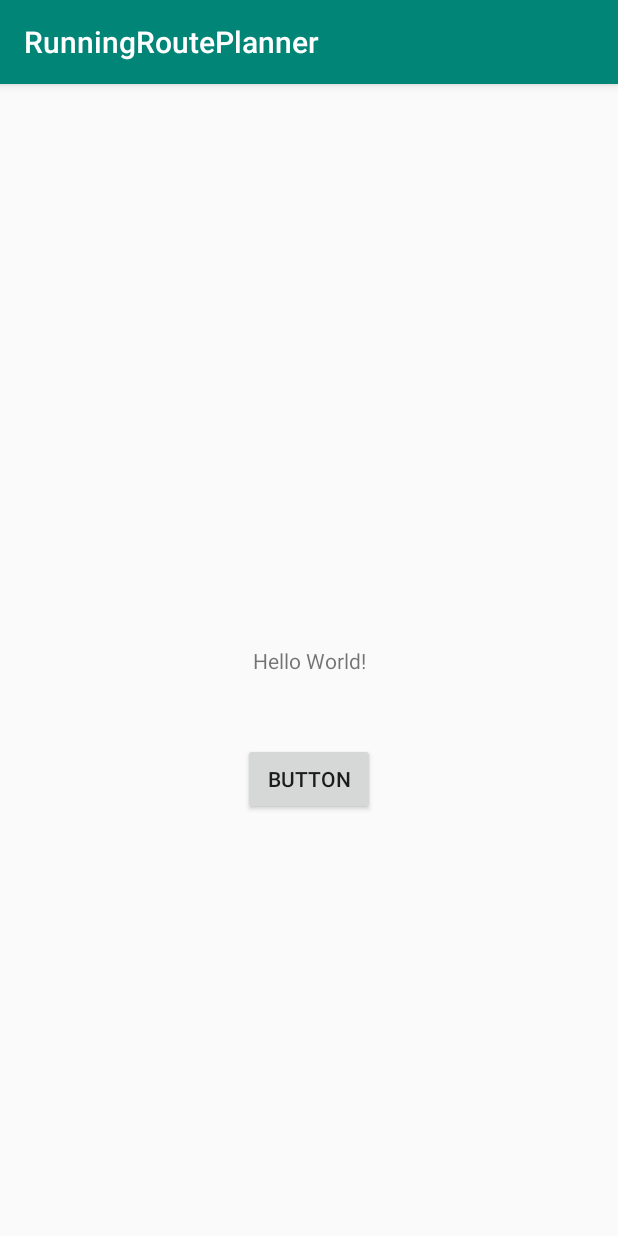
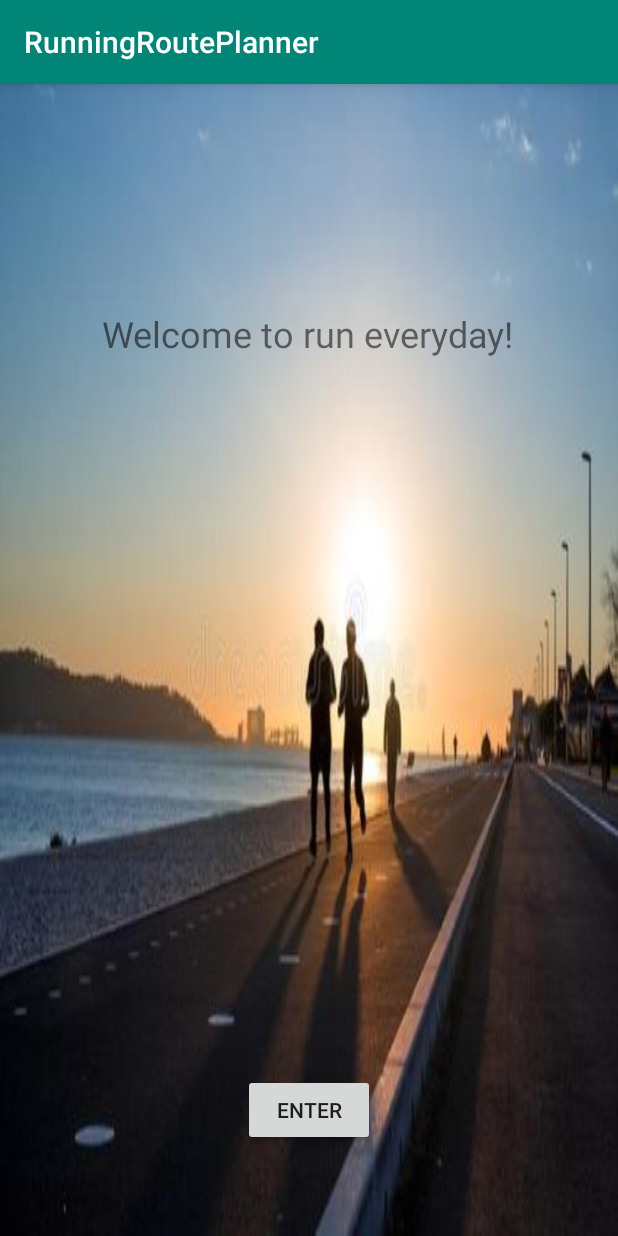
Before and after one commit to CarlZuo/Running-Route-Planner, an Android app: the screen it shows after launch (MainActivity), on a phone screen of 412 x 824 dp. Run offline under Robolectric (Android 15) with nearby library versions, the phone set to English and light mode, and no system bars.

Commit message:
add UI background

```diff
--- a/app/src/debug/res/values/google_maps_api.xml
+++ b/app/src/debug/res/values/google_maps_api.xml
@@ -20,5 +20,5 @@
     Once you have your key (it starts with "AIza"), replace the "google_maps_key"
     string in this file.
     -->
-    <string name="google_maps_key" templateMergeStrategy="preserve" translatable="false">YOUR_KEY_HERE</string>
+    <string name="google_maps_key" templateMergeStrategy="preserve" translatable="false"></string>
 </resources>
--- a/app/src/main/java/com/example/runningrouteplanner/MainActivity.java
+++ b/app/src/main/java/com/example/runningrouteplanner/MainActivity.java
@@ -16,13 +16,13 @@ public class MainActivity extends AppCompatActivity {
         super.onCreate(savedInstanceState);
         setContentView(R.layout.activity_main);
 
-        button_01 = (Button) findViewById(R.id.button01);//id后面为上方button的id
+        button_01 = (Button) findViewById(R.id.button01);
 
         button_01.setOnClickListener(new View.OnClickListener(){
             @Override
             public void onClick(View v) {
                 Intent intent = new Intent();
-                intent.setClass(com.example.runningrouteplanner.MainActivity.this, Preference.class);//this前面为当前activty名称，class前面为要跳转到得activity名称
+                intent.setClass(com.example.runningrouteplanner.MainActivity.this, Preference.class);
                 startActivity(intent);
             }
         });
--- a/app/src/main/res/layout/activity_main.xml
+++ b/app/src/main/res/layout/activity_main.xml
@@ -4,17 +4,21 @@
     xmlns:tools="http://schemas.android.com/tools"
     android:layout_width="match_parent"
     android:layout_height="match_parent"
+    android:background="@drawable/mainbgd01"
     tools:context=".MainActivity">
 
     <TextView
         android:id="@+id/textView"
         android:layout_width="wrap_content"
         android:layout_height="wrap_content"
-        android:text="Hello World!"
+        android:text="Welcome to run everyday!"
+        android:textSize="24sp"
         app:layout_constraintBottom_toBottomOf="parent"
+        app:layout_constraintHorizontal_bias="0.496"
         app:layout_constraintLeft_toLeftOf="parent"
         app:layout_constraintRight_toRightOf="parent"
-        app:layout_constraintTop_toTopOf="parent" />
+        app:layout_constraintTop_toTopOf="parent"
+        app:layout_constraintVertical_bias="0.204" />
 
     <Button
         android:id="@+id/button01"
@@ -25,12 +29,13 @@
         android:layout_marginTop="36dp"
         android:layout_marginEnd="32dp"
         android:layout_marginRight="32dp"
-        android:layout_marginBottom="272dp"
-        android:onClick="onMainClick"
-        android:text="Button"
+        android:layout_marginBottom="60dp"
+        android:text="Enter"
         app:layout_constraintBottom_toBottomOf="parent"
         app:layout_constraintEnd_toEndOf="parent"
+        app:layout_constraintHorizontal_bias="0.501"
         app:layout_constraintStart_toStartOf="parent"
-        app:layout_constraintTop_toBottomOf="@+id/textView" />
+        app:layout_constraintTop_toBottomOf="@+id/textView"
+        app:layout_constraintVertical_bias="1.0" />
 
 </androidx.constraintlayout.widget.ConstraintLayout>
```
Also changed, not shown: app/src/main/res/drawable/mainbgd01.png (added), 2 other files.
